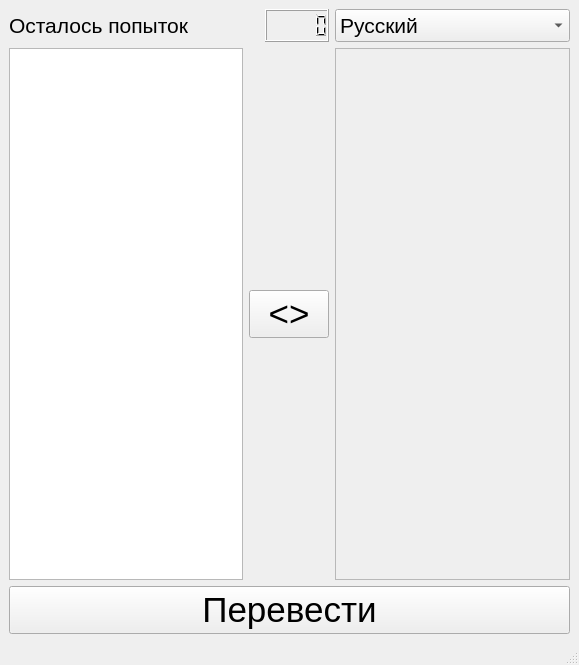
This is MainWindow.ui in Shirokov-Mikhail/Yandex_QT_Translator as Qt 5 draws it before an edit. The edited form follows.
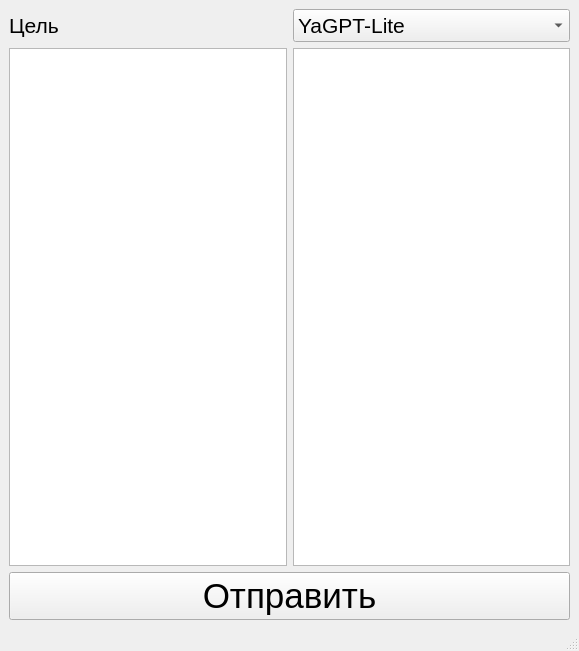
This is the edited form.

Commit message: база 2,0

Patch:
```diff
--- a/MainWindow.ui
+++ b/MainWindow.ui
@@ -7,7 +7,7 @@
     <x>0</x>
     <y>0</y>
     <width>579</width>
-    <height>665</height>
+    <height>651</height>
    </rect>
   </property>
   <property name="windowTitle">
@@ -15,7 +15,7 @@
   </property>
   <widget class="QWidget" name="centralwidget">
    <layout class="QGridLayout" name="gridLayout">
-    <item row="0" column="0" colspan="2">
+    <item row="0" column="0">
      <widget class="QLabel" name="name">
       <property name="font">
        <font>
@@ -23,20 +23,11 @@
        </font>
       </property>
       <property name="text">
-       <string>Осталось попыток</string>
+       <string>Цель</string>
       </property>
      </widget>
     </item>
-    <item row="0" column="2">
-     <widget class="QLCDNumber" name="free_rr">
-      <property name="font">
-       <font>
-        <pointsize>16</pointsize>
-       </font>
-      </property>
-     </widget>
-    </item>
-    <item row="0" column="3">
+    <item row="0" column="1">
      <widget class="QComboBox" name="lan2">
       <property name="font">
        <font>
@@ -45,7 +36,7 @@
       </property>
       <item>
        <property name="text">
-        <string>Русский</string>
+        <string>YaGPT-Lite</string>
        </property>
       </item>
       <item>
@@ -86,22 +77,10 @@
       </property>
      </widget>
     </item>
-    <item row="1" column="1" colspan="2">
-     <widget class="QPushButton" name="back">
-      <property name="font">
-       <font>
-        <pointsize>26</pointsize>
-       </font>
-      </property>
-      <property name="text">
-       <string>&lt;&gt;</string>
-      </property>
-     </widget>
-    </item>
-    <item row="1" column="3">
+    <item row="1" column="1">
      <widget class="QTextEdit" name="outputText">
       <property name="enabled">
-       <bool>false</bool>
+       <bool>true</bool>
       </property>
       <property name="font">
        <font>
@@ -117,15 +96,15 @@
       </property>
      </widget>
     </item>
-    <item row="2" column="0" colspan="4">
-     <widget class="QPushButton" name="translate">
+    <item row="2" column="0" colspan="2">
+     <widget class="QPushButton" name="button">
       <property name="font">
        <font>
         <pointsize>26</pointsize>
        </font>
       </property>
       <property name="text">
-       <string>Перевести</string>
+       <string>Отправить</string>
       </property>
      </widget>
     </item>
```
Left out of the diff: 17 changed lines with no effect on the pictures. The commit also changes 1 other file.
